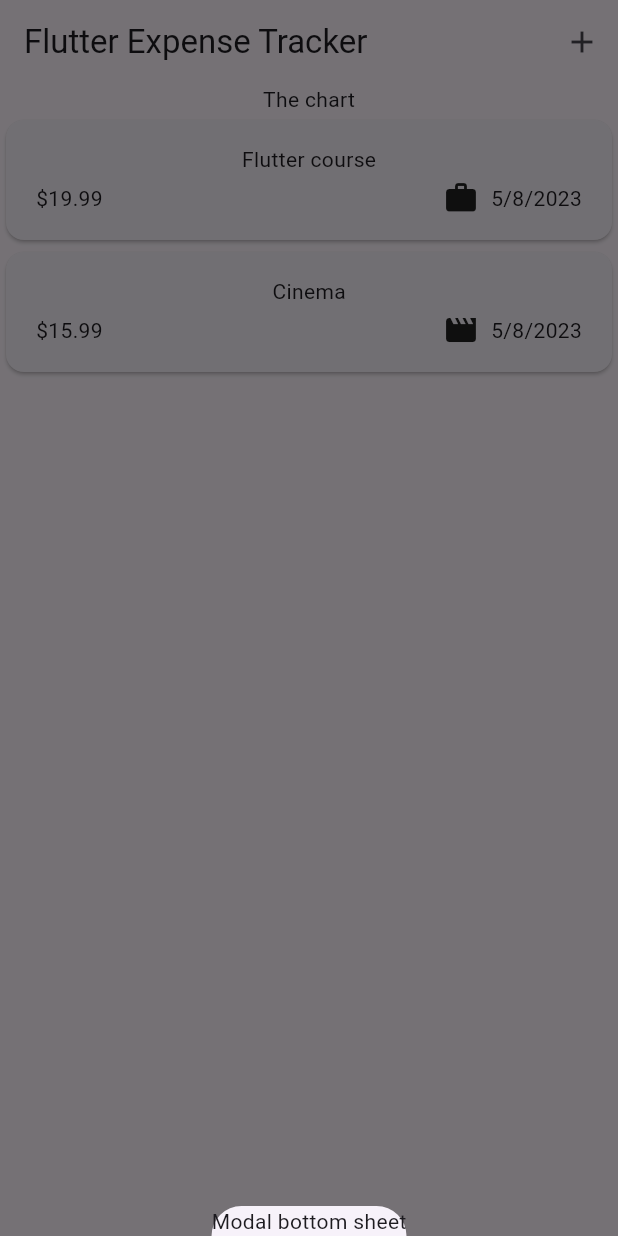
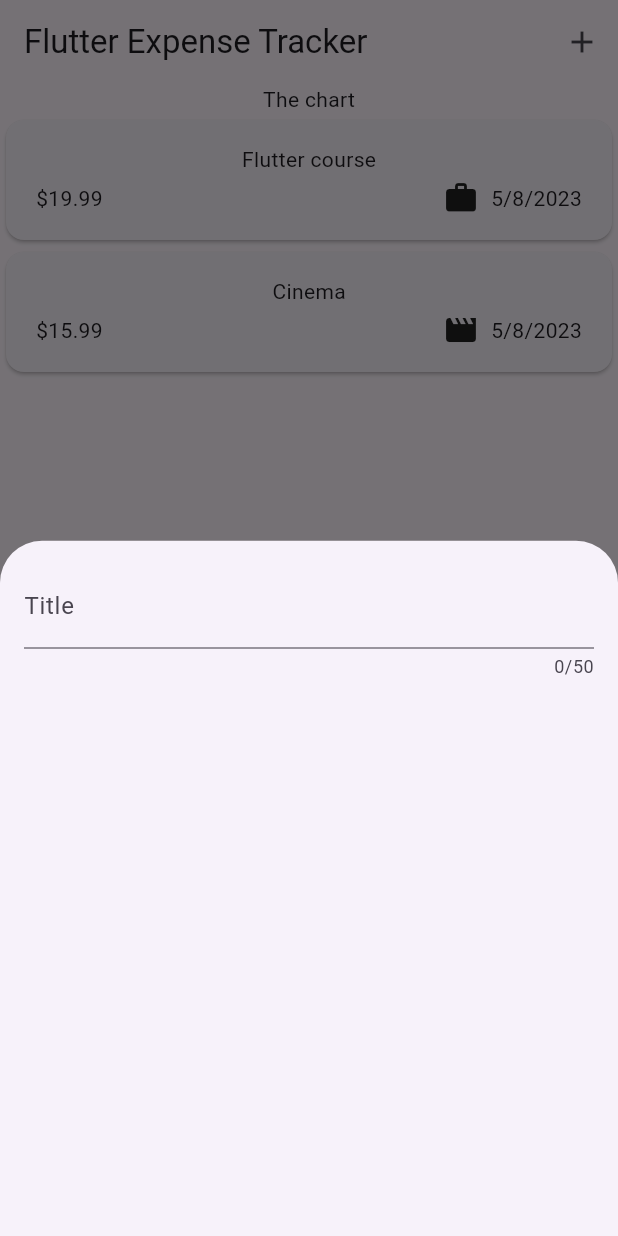
Before and after one commit to reponzo01/flutter-expense-tracker, a Flutter app: the screen it shows after launch, after a tap on the "add" icon, on a phone screen of 412 x 824 dp. Run offline on Flutter 3.47's test engine with Material 2 defaults, Android fonts, the phone set to English and light mode, and no system bars.

Commit message:
106. Handling user (text) input with the TextField widget

```diff
--- a/lib/widgets/expenses.dart
+++ b/lib/widgets/expenses.dart
@@ -1,4 +1,5 @@
 import 'package:expense_tracker/widgets/expenses_list/expenses_list.dart';
+import 'package:expense_tracker/widgets/new_expense.dart';
 import 'package:flutter/material.dart';
 import 'package:expense_tracker/models/expense.dart';
 
@@ -28,7 +29,7 @@ class _ExpensesState extends State<Expenses> {
   void _openAddExpenseOverlay() {
     showModalBottomSheet(
       context: context,
-      builder: (ctx) => Text('Modal bottom sheet'),
+      builder: (ctx) => const NewExpense(),
     );
   }
 
--- /dev/null
+++ b/lib/widgets/new_expense.dart
@@ -0,0 +1,25 @@
+import 'package:flutter/material.dart';
+
+class NewExpense extends StatefulWidget {
+  const NewExpense({Key? key}) : super(key: key);
+
+  @override
+  State<NewExpense> createState() => _NewExpenseState();
+}
+
+class _NewExpenseState extends State<NewExpense> {
+  @override
+  Widget build(BuildContext context) {
+    return Padding(
+      padding: const EdgeInsets.all(16),
+      child: Column(
+        children: const [
+          TextField(
+            maxLength: 50,
+            decoration: InputDecoration(label: Text('Title')),
+          ),
+        ],
+      ),
+    );
+  }
+}
```
